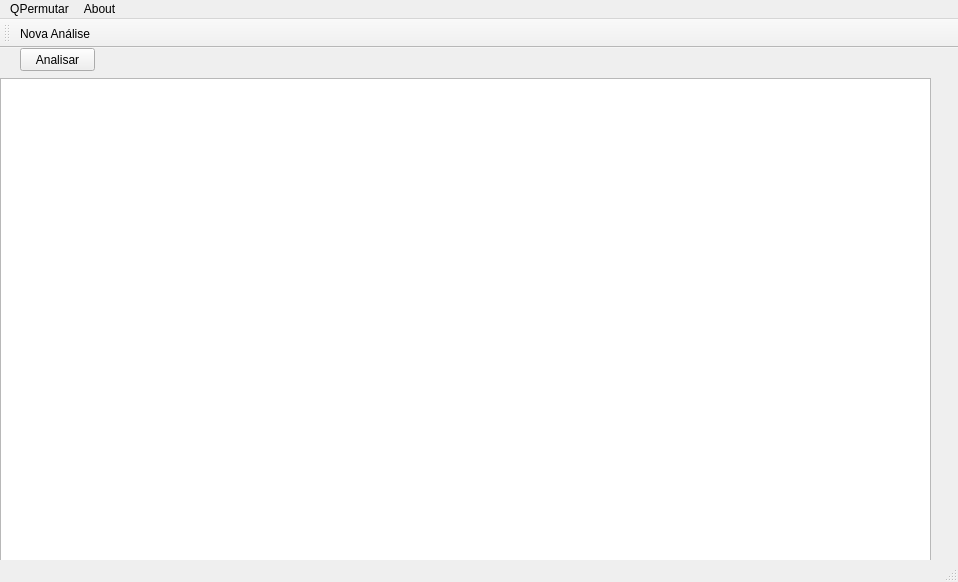
This is mainwindow.ui in vrios/QPermuta as Qt 5 draws it before an edit. The edited form follows.
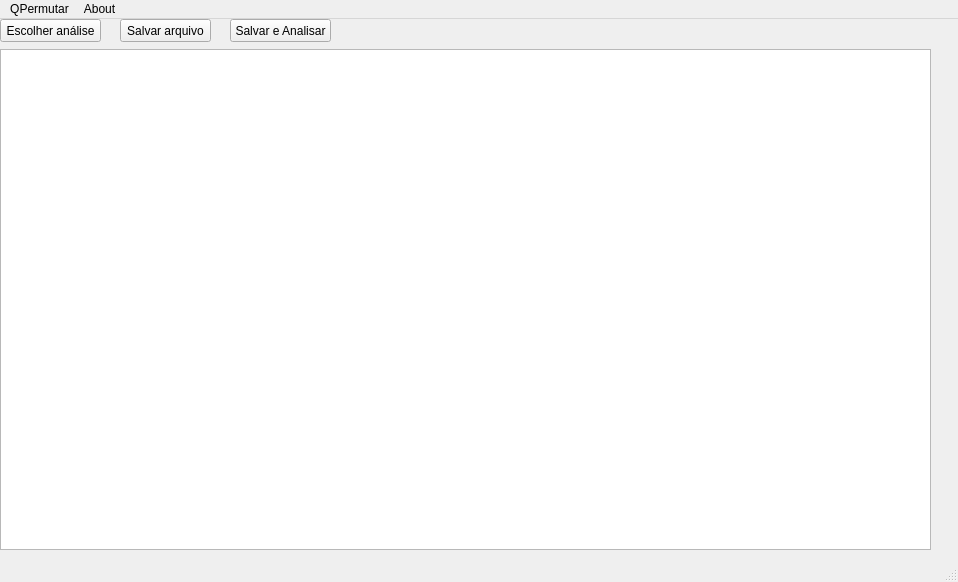
This is the edited form.

The edit to the form file:
```diff
--- a/mainwindow.ui
+++ b/mainwindow.ui
@@ -27,14 +27,40 @@
    <widget class="QPushButton" name="pushButtonAnalisar">
     <property name="geometry">
      <rect>
-      <x>20</x>
+      <x>120</x>
       <y>0</y>
-      <width>75</width>
+      <width>91</width>
       <height>23</height>
      </rect>
     </property>
     <property name="text">
-     <string>Analisar</string>
+     <string>Salvar arquivo</string>
+    </property>
+   </widget>
+   <widget class="QPushButton" name="pushButtonEscolherAnalise">
+    <property name="geometry">
+     <rect>
+      <x>0</x>
+      <y>0</y>
+      <width>101</width>
+      <height>23</height>
+     </rect>
+    </property>
+    <property name="text">
+     <string>Escolher análise</string>
+    </property>
+   </widget>
+   <widget class="QPushButton" name="pushButtonSalvarAnalisar">
+    <property name="geometry">
+     <rect>
+      <x>230</x>
+      <y>0</y>
+      <width>101</width>
+      <height>23</height>
+     </rect>
+    </property>
+    <property name="text">
+     <string>Salvar e Analisar</string>
     </property>
    </widget>
   </widget>
@@ -62,19 +88,10 @@
    <addaction name="menuQPermutar"/>
    <addaction name="menuAbout"/>
   </widget>
-  <widget class="QToolBar" name="mainToolBar">
-   <attribute name="toolBarArea">
-    <enum>TopToolBarArea</enum>
-   </attribute>
-   <attribute name="toolBarBreak">
-    <bool>false</bool>
-   </attribute>
-   <addaction name="actionNova_An_lise"/>
-  </widget>
   <widget class="QStatusBar" name="statusBar"/>
   <action name="actionNova_An_lise">
    <property name="text">
-    <string>Nova Análise</string>
+    <string>Novos Dados</string>
    </property>
   </action>
   <action name="actionExit">
```
Left out of the diff: 12 changed lines with no effect on the pictures.
